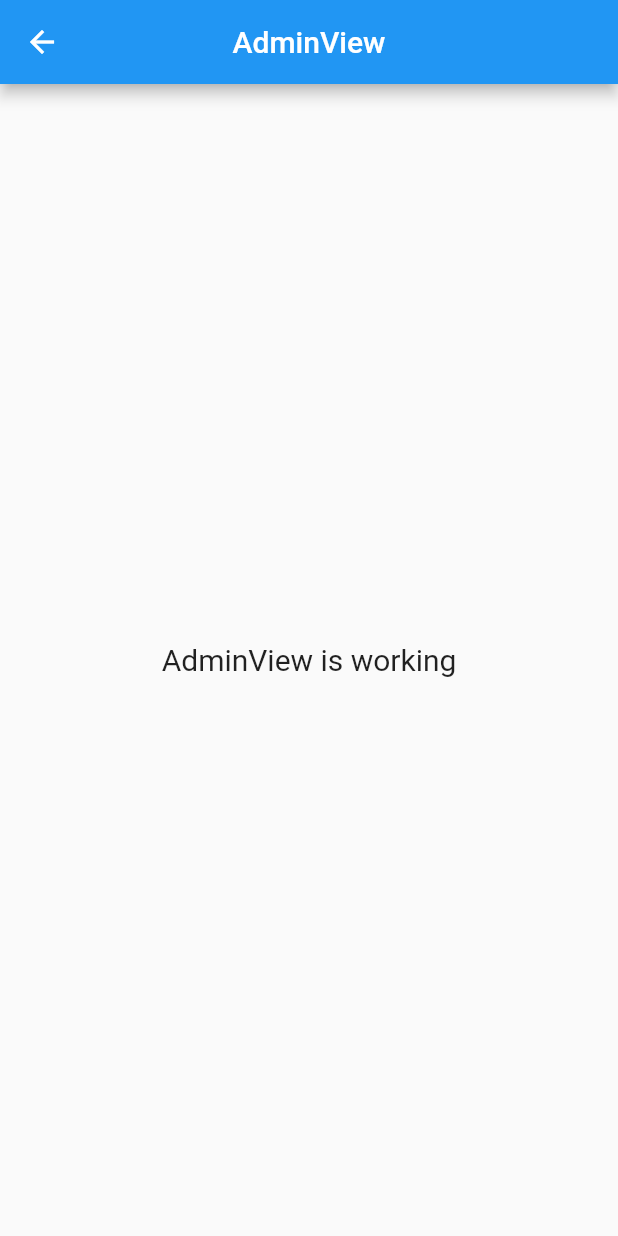
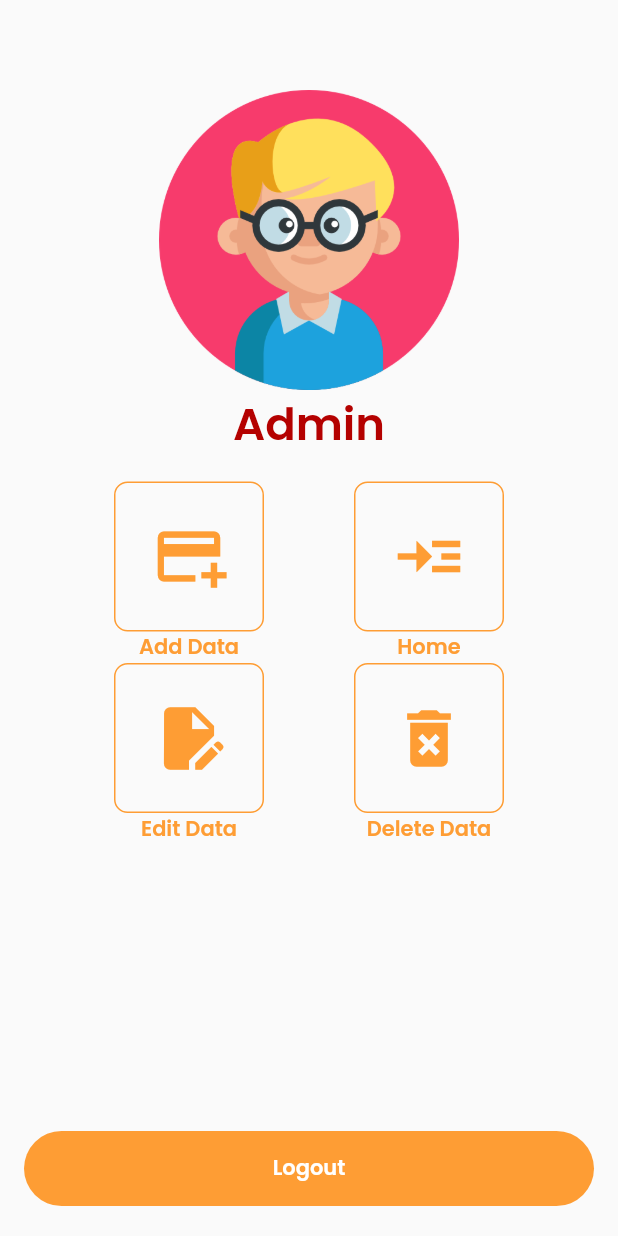
Before and after one commit to C9Teenz/perlombokan, a Flutter app: the AdminView screen opened by its route, on a phone screen of 412 x 824 dp. Run offline on Flutter 3.47's test engine with Material 2 defaults, Android fonts, the phone set to English and light mode, and no system bars; our stand-ins replace get, google_fonts.

Commit message:
add admin dashboard

```diff
--- a/lib/app/modules/admin/views/admin_view.dart
+++ b/lib/app/modules/admin/views/admin_view.dart
@@ -1,7 +1,10 @@
 import 'package:flutter/material.dart';
 
 import 'package:get/get.dart';
+import 'package:perlombokan/app/modules/themes/themes.dart';
+import 'package:perlombokan/app/modules/widgets/card_admin.dart';
 
+import '../../widgets/button.dart';
 import '../controllers/admin_controller.dart';
 
 class AdminView extends GetView<AdminController> {
@@ -9,16 +12,55 @@ class AdminView extends GetView<AdminController> {
   @override
   Widget build(BuildContext context) {
     return Scaffold(
-      appBar: AppBar(
-        title: const Text('AdminView'),
-        centerTitle: true,
+        body: Padding(
+      padding: const EdgeInsets.only(top: 30, right: 16, left: 16, bottom: 20),
+      child: Column(
+        crossAxisAlignment: CrossAxisAlignment.center,
+        children: [
+          Center(
+            child: Container(
+              margin: const EdgeInsets.only(top: 30),
+              height: 200,
+              width: 200,
+              decoration: const BoxDecoration(
+                  image: DecorationImage(
+                      image: AssetImage("assets/images/haslogin.png"))),
+            ),
+          ),
+          Text(
+            "Admin",
+            style:
+                primaryTextStyle.copyWith(fontWeight: semiBold, fontSize: 30),
+          ),
+          const SizedBox(
+            height: 16,
+          ),
+          Row(
+            mainAxisAlignment: MainAxisAlignment.spaceEvenly,
+            children: const [
+              CardAdmin(title: "Add Data", icon: Icons.add_card_outlined),
+              CardAdmin(title: "Home", icon: Icons.read_more),
+            ],
+          ),
+          Row(
+            mainAxisAlignment: MainAxisAlignment.spaceEvenly,
+            children: const [
+              CardAdmin(title: "Edit Data", icon: Icons.edit_document),
+              CardAdmin(title: "Delete Data", icon: Icons.delete_forever),
+            ],
+          ),
+          Expanded(
+            child: Align(
+              alignment: Alignment.bottomCenter,
+              child: Button(
+                  height: 50,
+                  onclick: () {},
+                  text: "Logout",
+                  bgColor: kOrangeColor),
+            ),
+          )
+        ],
       ),
-      body: const Center(
-        child: Text(
-          'AdminView is working',
-          style: TextStyle(fontSize: 20),
-        ),
-      ),
-    );
+    ));
   }
 }
--- a/lib/app/modules/home/views/home_view.dart
+++ b/lib/app/modules/home/views/home_view.dart
@@ -43,7 +43,7 @@ class HomeView extends GetView<HomeController> {
                       ),
                       InkWell(
                         onTap: () {
-                          Get.toNamed(Routes.login);
+                          Get.toNamed(Routes.admin);
                         },
                         child: Container(
                           height: 40,
--- /dev/null
+++ b/lib/app/modules/widgets/card_admin.dart
@@ -0,0 +1,39 @@
+import 'package:flutter/material.dart';
+
+import '../themes/themes.dart';
+
+class CardAdmin extends StatelessWidget {
+  final String title;
+  final IconData icon;
+  const CardAdmin({
+    super.key,
+    required this.title,
+    required this.icon,
+  });
+
+  @override
+  Widget build(BuildContext context) {
+    return Column(
+      crossAxisAlignment: CrossAxisAlignment.center,
+      children: [
+        Container(
+          height: 100,
+          width: 100,
+          decoration: BoxDecoration(
+            border: Border.all(width: 1, color: kOrangeColor),
+            borderRadius: BorderRadius.circular(9),
+          ),
+          child: Icon(
+            icon,
+            color: kOrangeColor,
+            size: 50,
+          ),
+        ),
+        Text(
+          title,
+          style: orangeTextStyle.copyWith(fontWeight: semiBold),
+        )
+      ],
+    );
+  }
+}
```
